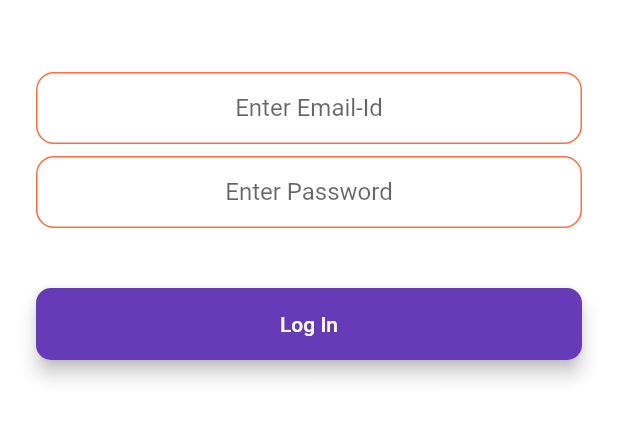
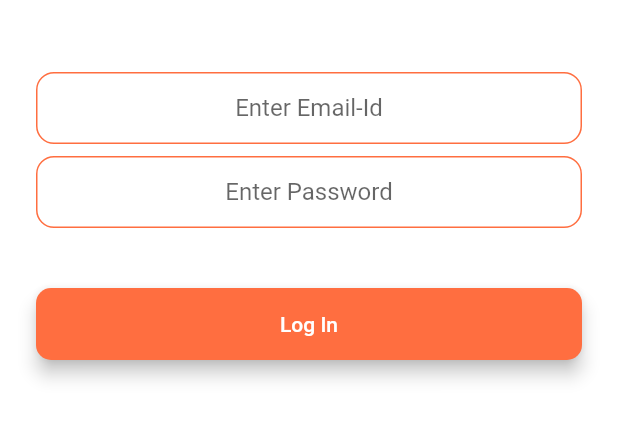
Before and after one commit to Coding-Club-IITG/Git-Workshop-flutter, a Flutter app: the screen it shows after launch, after a tap on "Log In", on a phone screen of 412 x 824 dp, the part 576-1018 px from its top. Run offline on Flutter 3.47's test engine with Material 2 defaults, Android fonts, the phone set to English and light mode, and no system bars; our stand-ins replace animated_text_kit, cloud_firestore, firebase_auth, firebase_core, modal_progress_hud; accounts and stored records are empty.

Commit message:
Theme Changed to Orange-ish!

```diff
--- a/lib/screens/login_screen.dart
+++ b/lib/screens/login_screen.dart
@@ -66,7 +66,8 @@ class _LoginScreenState extends State<LoginScreen> {
                 height: 24.0,
               ),
               RoundedButton(
-                color: Colors.deepPurple,
+                // color: Colors.deepPurple,
+                color: Colors.deepOrangeAccent,
                 text: 'Log In',
                 onPressed: () async {
                   setState(
```
